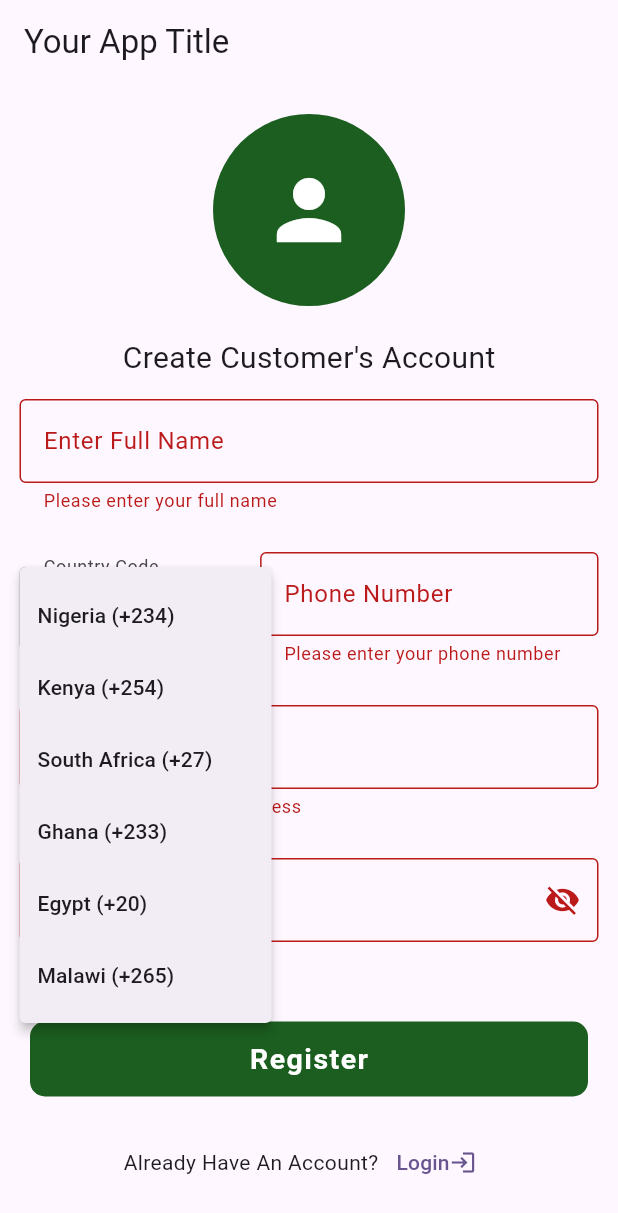
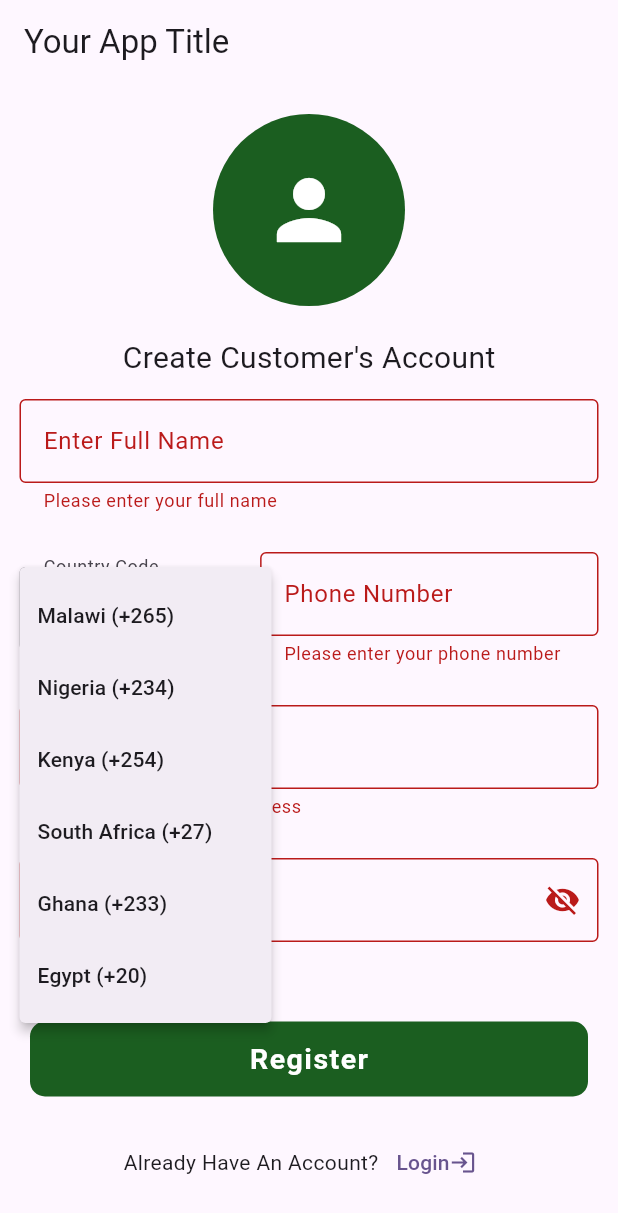
Before and after one commit to robertjmaneno/msika_wathu, a Flutter app: the screen it shows after launch, after a tap on "Register", after a tap on "Nigeria (+234)", on a phone screen of 412 x 824 dp. Shown: the top 1213 px of the screen. Run offline on Flutter 3.47's test engine with Material 2 defaults, Android fonts, the phone set to English and light mode, and no system bars; our stand-ins replace cached_network_image, cloud_firestore, firebase_auth, firebase_core, flutter_svg; accounts and stored records are empty.

```diff
--- a/lib/login.dart
+++ b/lib/login.dart
@@ -1,4 +1,5 @@
 import 'package:flutter/material.dart';
+import 'package:msika_wathu/views/buyer/auth/register_screen.dart';
 import 'package:msika_wathu/views/buyer/main_screen.dart';
 
 class LoginScreen extends StatelessWidget {
@@ -67,6 +68,9 @@ class LoginScreen extends StatelessWidget {
                           TextButton(
                             onPressed: () {
                               // Register button logic
+                              Navigator.of(context).push(MaterialPageRoute(
+                                  builder: (context) =>
+                                      const RegisterScreen()));
                             },
                             child: const Text(
                               "Register",
--- a/lib/main.dart
+++ b/lib/main.dart
@@ -1,7 +1,6 @@
 import 'package:firebase_core/firebase_core.dart';
 import 'package:flutter/material.dart';
 import 'package:msika_wathu/firebase_options.dart';
-import 'package:msika_wathu/login.dart';
 import 'package:msika_wathu/views/buyer/auth/register_screen.dart';
 
 void main() async {
@@ -24,6 +23,6 @@ class MyApp extends StatelessWidget {
           colorScheme: ColorScheme.fromSeed(seedColor: Colors.deepPurple),
           useMaterial3: true,
         ),
-        home: RegisterScreen());
+        home: const RegisterScreen());
   }
 }
--- a/lib/views/buyer/auth/register_screen.dart
+++ b/lib/views/buyer/auth/register_screen.dart
@@ -2,25 +2,9 @@ import 'package:flutter/material.dart';
 import 'package:msika_wathu/controllers/auth_controller.dart';
 import 'package:msika_wathu/login.dart';
 
-void main() {
-  runApp(MyApp());
-}
+class RegisterScreen extends StatefulWidget {
+  const RegisterScreen({super.key});
 
-class MyApp extends StatelessWidget {
-  @override
-  Widget build(BuildContext context) {
-    return MaterialApp(
-      title: 'Your App Title',
-      theme: ThemeData(
-        primarySwatch: Colors.green, // Change primary color to green
-        visualDensity: VisualDensity.adaptivePlatformDensity,
-      ),
-      home: RegisterScreen(),
-    );
-  }
-}
-
-class RegisterScreen extends StatefulWidget {
   @override
   _RegisterScreenState createState() => _RegisterScreenState();
 }
@@ -106,7 +90,7 @@ class _RegisterScreenState extends State<RegisterScreen> {
   Widget build(BuildContext context) {
     return Scaffold(
       appBar: AppBar(
-        title: Text('Your App Title'), // Set your app title here
+        title: const Text('Your App Title'), // Set your app title here
       ),
       body: SingleChildScrollView(
         child: Center(
@@ -115,18 +99,18 @@ class _RegisterScreenState extends State<RegisterScreen> {
             child: Column(
               mainAxisAlignment: MainAxisAlignment.center,
               children: [
-                SizedBox(height: 20),
+                const SizedBox(height: 20),
                 CircleAvatar(
                   radius: 64,
                   backgroundColor: Colors.green.shade900,
-                  child: Icon(
+                  child: const Icon(
                     Icons.person,
                     size: 64,
                     color: Colors.white,
                   ),
                 ),
-                SizedBox(height: 20),
-                Text(
+                const SizedBox(height: 20),
+                const Text(
                   "Create Customer's Account",
                   style: TextStyle(fontSize: 20),
                 ),
@@ -136,7 +120,7 @@ class _RegisterScreenState extends State<RegisterScreen> {
                     onChanged: (value) {
                       fullName = value;
                     },
-                    decoration: InputDecoration(
+                    decoration: const InputDecoration(
                       labelText: 'Enter Full Name',
                       border: OutlineInputBorder(),
                     ),
@@ -159,7 +143,7 @@ class _RegisterScreenState extends State<RegisterScreen> {
                         flex: 2,
                         child: _CountrySelect(),
                       ),
-                      SizedBox(width: 10),
+                      const SizedBox(width: 10),
                       Expanded(
                         flex: 3,
                         child: TextFormField(
@@ -167,7 +151,7 @@ class _RegisterScreenState extends State<RegisterScreen> {
                             phoneNumber = value;
                           },
                           keyboardType: TextInputType.number,
-                          decoration: InputDecoration(
+                          decoration: const InputDecoration(
                             labelText: 'Phone Number',
                             border: OutlineInputBorder(),
                           ),
@@ -194,7 +178,7 @@ class _RegisterScreenState extends State<RegisterScreen> {
                     onChanged: (value) {
                       email = value;
                     },
-                    decoration: InputDecoration(
+                    decoration: const InputDecoration(
                       labelText: 'Enter Email',
                       border: OutlineInputBorder(),
                     ),
@@ -228,7 +212,7 @@ class _RegisterScreenState extends State<RegisterScreen> {
                     obscureText: !isPasswordVisible,
                     decoration: InputDecoration(
                       labelText: 'Enter Password',
-                      border: OutlineInputBorder(),
+                      border: const OutlineInputBorder(),
                       suffixIcon: IconButton(
                         icon: Icon(
                           isPasswordVisible
@@ -279,7 +263,7 @@ class _RegisterScreenState extends State<RegisterScreen> {
                       ),
                     ),
                   ),
-                if (password.isNotEmpty) SizedBox(height: 8),
+                if (password.isNotEmpty) const SizedBox(height: 8),
                 if (password.isNotEmpty)
                   Text(
                     passwordStrength == PasswordStrength.none
@@ -300,7 +284,7 @@ class _RegisterScreenState extends State<RegisterScreen> {
                       fontWeight: FontWeight.bold,
                     ),
                   ),
-                SizedBox(height: 20),
+                const SizedBox(height: 20),
                 GestureDetector(
                   onTap: () {
                     _signUpUser();
@@ -312,7 +296,7 @@ class _RegisterScreenState extends State<RegisterScreen> {
                       color: Colors.green.shade900,
                       borderRadius: BorderRadius.circular(10),
                     ),
-                    child: Center(
+                    child: const Center(
                       child: Text(
                         'Register',
                         style: TextStyle(
@@ -325,19 +309,19 @@ class _RegisterScreenState extends State<RegisterScreen> {
                     ),
                   ),
                 ),
-                SizedBox(height: 20),
+                const SizedBox(height: 20),
                 Row(
                   mainAxisAlignment: MainAxisAlignment.center,
                   children: [
-                    Text('Already Have An Account?'),
+                    const Text('Already Have An Account?'),
                     TextButton(
                       onPressed: () {
                         Navigator.push(context,
                             MaterialPageRoute(builder: (context) {
-                          return LoginScreen();
+                          return const LoginScreen();
                         }));
                       },
-                      child: Row(
+                      child: const Row(
                         children: [
                           Text('Login'),
                           Icon(Icons.login),
@@ -378,7 +362,7 @@ class __CountrySelectState extends State<_CountrySelect> {
   void _showCountryMenu(BuildContext context) {
     final RenderBox button = context.findRenderObject() as RenderBox;
     final RenderBox overlay =
-        Overlay.of(context)!.context.findRenderObject() as RenderBox;
+        Overlay.of(context).context.findRenderObject() as RenderBox;
 
     final RelativeRect position = RelativeRect.fromRect(
       Rect.fromPoints(
@@ -393,30 +377,31 @@ class __CountrySelectState extends State<_CountrySelect> {
       context: context,
       position: position,
       items: [
-        PopupMenuItem<String>(
+        const PopupMenuItem<String>(
+          value: 'Malawi (+265)',
+          child: Text('Malawi (+265)'),
+        ),
+        const PopupMenuItem<String>(
           value: 'Nigeria (+234)',
           child: Text('Nigeria (+234)'),
         ),
-        PopupMenuItem<String>(
+        const PopupMenuItem<String>(
           value: 'Kenya (+254)',
           child: Text('Kenya (+254)'),
         ),
-        PopupMenuItem<String>(
+        const PopupMenuItem<String>(
           value: 'South Africa (+27)',
           child: Text('South Africa (+27)'),
         ),
-        PopupMenuItem<String>(
+        const PopupMenuItem<String>(
           value: 'Ghana (+233)',
           child: Text('Ghana (+233)'),
         ),
-        PopupMenuItem<String>(
+        const PopupMenuItem<String>(
           value: 'Egypt (+20)',
           child: Text('Egypt (+20)'),
         ),
-        PopupMenuItem<String>(
-          value: 'Malawi (+265)',
-          child: Text('Malawi (+265)'),
-        ),
+
         // Add more countries and codes here
       ],
     ).then<void>((String? value) {
@@ -435,7 +420,7 @@ class __CountrySelectState extends State<_CountrySelect> {
         _showCountryMenu(context);
       },
       child: InputDecorator(
-        decoration: InputDecoration(
+        decoration: const InputDecoration(
           labelText: 'Country Code',
           border: OutlineInputBorder(),
         ),
@@ -443,7 +428,7 @@ class __CountrySelectState extends State<_CountrySelect> {
           mainAxisAlignment: MainAxisAlignment.spaceBetween,
           children: <Widget>[
             Text(_selectedCountry!),
-            Icon(Icons.keyboard_arrow_down),
+            const Icon(Icons.keyboard_arrow_down),
           ],
         ),
       ),
```
